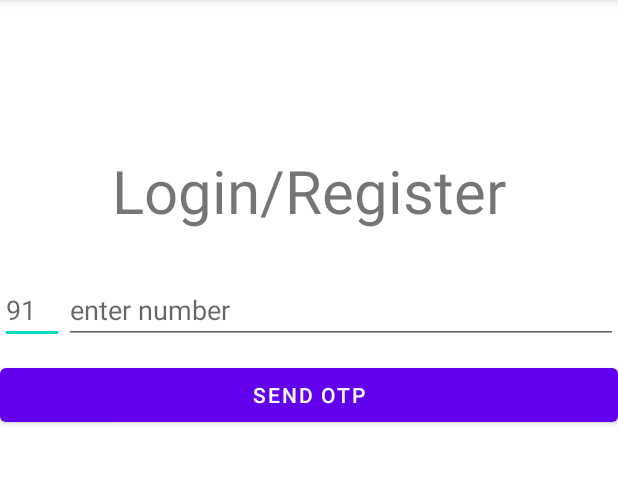
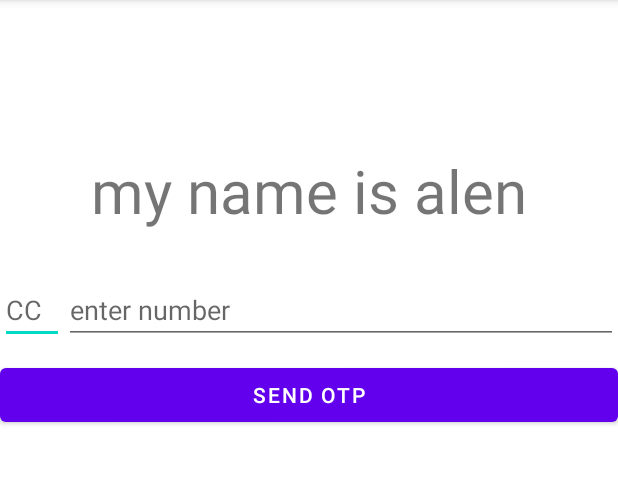
Before and after one commit to c4c0de/Joya, an Android app: the screen it shows after launch (MainActivity), on a phone screen of 412 x 824 dp, the part 84-567 px from its top. Run offline under Robolectric (Android 15) with nearby library versions, the phone set to English and light mode, and no system bars; our stand-ins replace Firebase (no records; nobody signed in at launch, a user with empty details on screens opened directly).

Commit message:
changed to alen

```diff
--- a/app/src/main/java/com/example/joya/MainActivity.java
+++ b/app/src/main/java/com/example/joya/MainActivity.java
@@ -42,7 +42,7 @@ public class MainActivity extends AppCompatActivity {
     FirebaseAuth FAuth;
     PhoneAuthProvider.OnVerificationStateChangedCallbacks callbacks;
 
-    @Override
+   @Override
     protected void onCreate(Bundle savedInstanceState) {
         super.onCreate(savedInstanceState);
         setContentView(R.layout.activity_main);
--- a/app/src/main/res/layout/activity_main.xml
+++ b/app/src/main/res/layout/activity_main.xml
@@ -14,7 +14,7 @@
         android:layout_height="wrap_content"
         android:layout_marginTop="100dp"
         android:gravity="center"
-        android:text="Login/Register"
+        android:text="my name is alen"
         android:textSize="40sp" />
 
     <LinearLayout
@@ -28,8 +28,9 @@
             android:layout_height="wrap_content"
             android:layout_marginTop="30dp"
             android:ems="2"
-            android:hint="91"
-            android:inputType="phone" />
+            android:hint="CC"
+            android:inputType="phone"
+            android:maxLength="2" />
 
         <EditText
             android:id="@+id/PhoneNumber"
```
